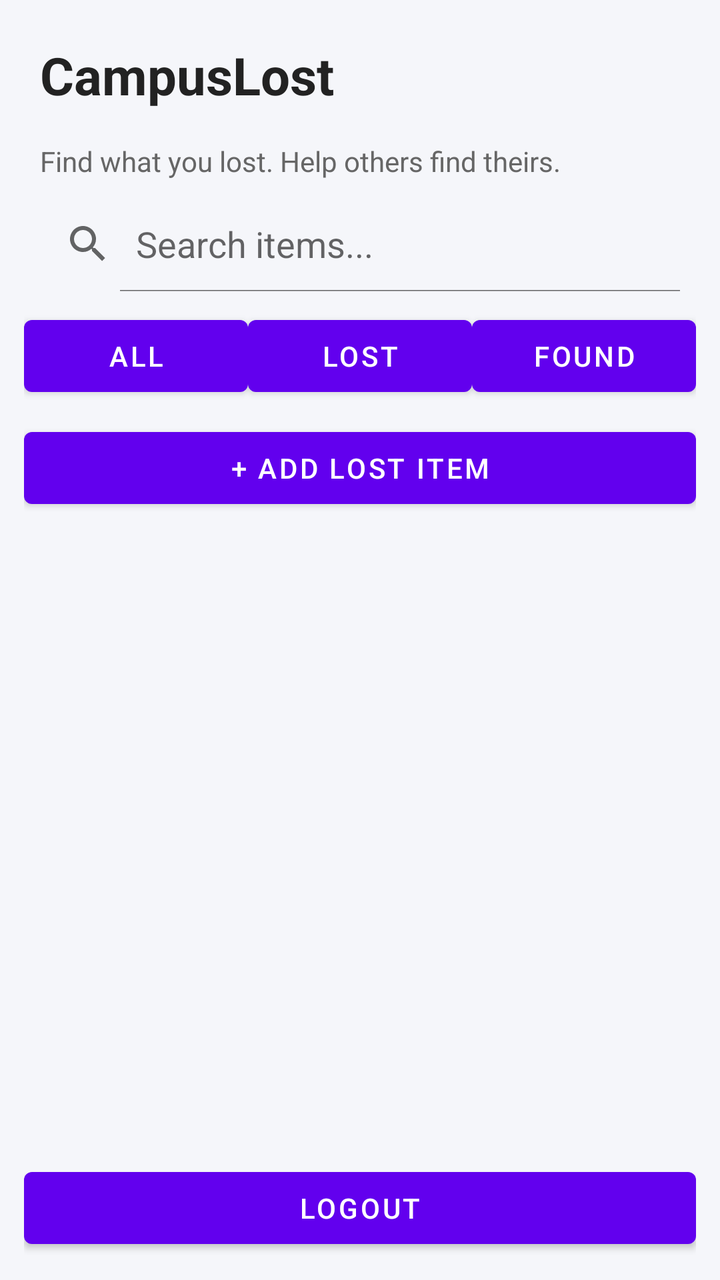
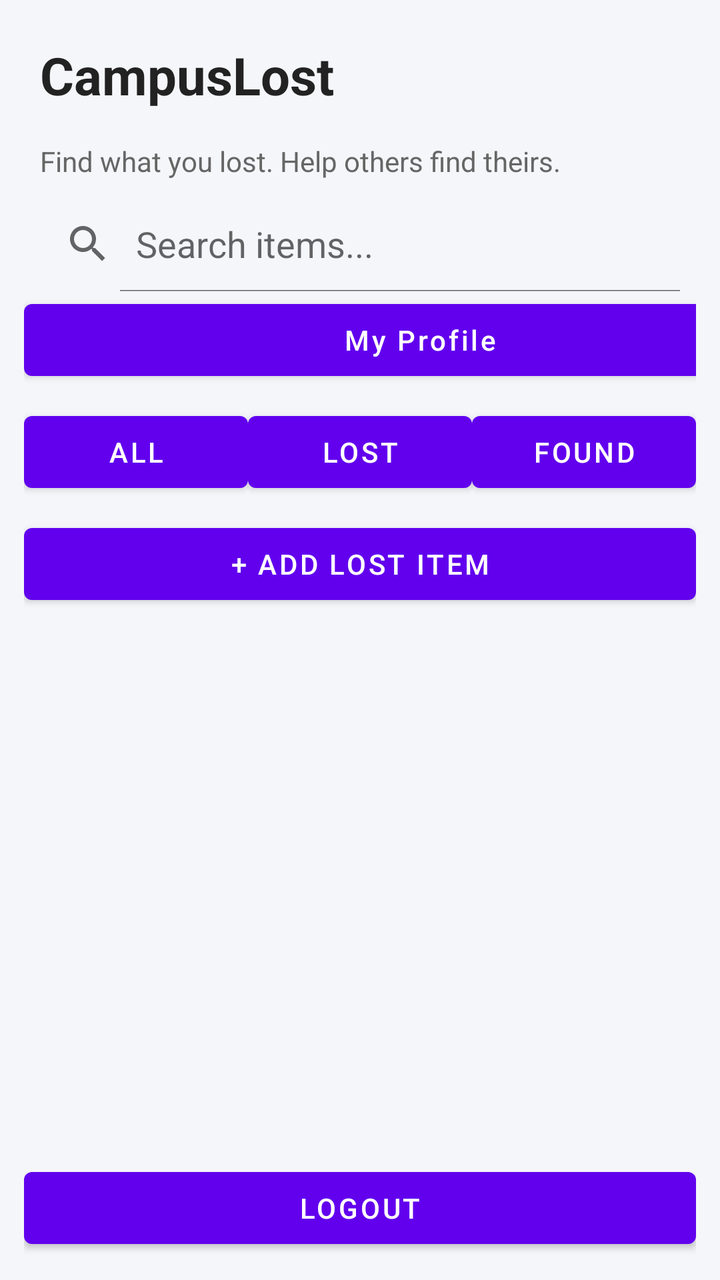

Two renders of the same Android screen: before a commit and after it. Below are the layout's source before the change and the commit's diff.
<!-- AndroidManifest.xml: application theme Theme.CampusLost -->
<!-- res/layout/activity_home.xml -->
<?xml version="1.0" encoding="utf-8"?>
<LinearLayout
    xmlns:android="http://schemas.android.com/apk/res/android"
    android:layout_width="match_parent"
    android:layout_height="match_parent"
    android:orientation="vertical"
    android:padding="12dp"
    android:background="#F5F6FA">

    <TextView
        android:layout_width="match_parent"
        android:layout_height="wrap_content"
        android:text="CampusLost"
        android:textSize="26sp"
        android:textStyle="bold"
        android:textColor="#222222"
        android:padding="8dp"/>

    <TextView
        android:layout_width="match_parent"
        android:layout_height="wrap_content"
        android:text="Find what you lost. Help others find theirs."
        android:textSize="14sp"
        android:textColor="#666666"
        android:padding="8dp"/>

    <SearchView
        android:id="@+id/searchView"
        android:layout_width="match_parent"
        android:layout_height="wrap_content"
        android:queryHint="Search items..."
        android:iconifiedByDefault="false"/>

    <LinearLayout
        android:layout_width="match_parent"
        android:layout_height="wrap_content"
        android:orientation="horizontal"
        android:layout_marginTop="8dp">

        <Button
            android:id="@+id/btnAll"
            android:layout_width="0dp"
            android:layout_height="wrap_content"
            android:layout_weight="1"
            android:text="All"/>

        <Button
            android:id="@+id/btnLost"
            android:layout_width="0dp"
            android:layout_height="wrap_content"
            android:layout_weight="1"
            android:text="Lost"/>

        <Button
            android:id="@+id/btnFound"
            android:layout_width="0dp"
            android:layout_height="wrap_content"
            android:layout_weight="1"
            android:text="Found"/>

    </LinearLayout>

    <Button
        android:id="@+id/btnAddItem"
        android:layout_width="match_parent"
        android:layout_height="wrap_content"
        android:text="+ Add Lost Item"
        android:layout_marginTop="8dp"/>

    <androidx.recyclerview.widget.RecyclerView
        android:id="@+id/recyclerView"
        android:layout_width="match_parent"
        android:layout_height="0dp"
        android:layout_weight="1"
        android:paddingTop="8dp"/>

    <Button
        android:id="@+id/btnLogout"
        android:layout_width="match_parent"
        android:layout_height="wrap_content"
        android:text="Logout"/>

</LinearLayout>
<!-- resources referenced by this layout -->
<resources>
  <style name="Theme.CampusLost" parent="Theme.MaterialComponents.DayNight.NoActionBar" />
</resources>

<!-- the commit's change to res/layout/activity_home.xml (unified diff, before → after) -->
@@ -30,6 +30,13 @@
         android:layout_height="wrap_content"
         android:queryHint="Search items..."
         android:iconifiedByDefault="false"/>
+
+    <Button
+        android:id="@+id/btnProfile"
+        android:layout_width="396dp"
+        android:layout_height="wrap_content"
+        android:text="My Profile"
+        android:textAllCaps="false" />
 
     <LinearLayout
         android:layout_width="match_parent"
